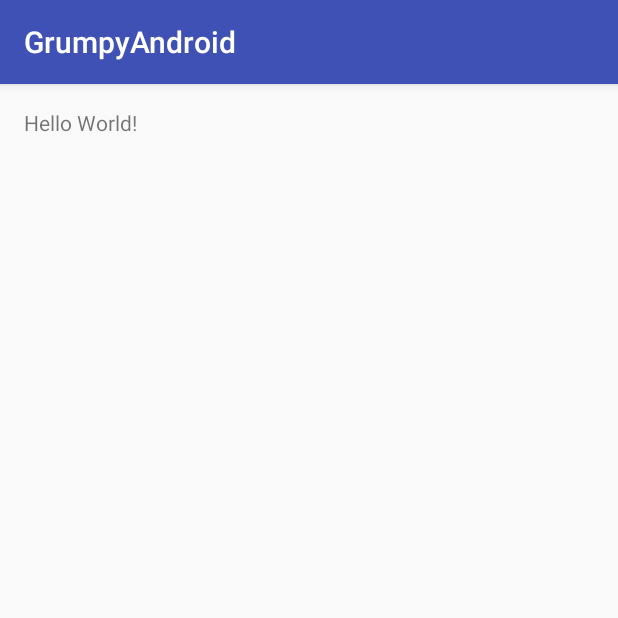
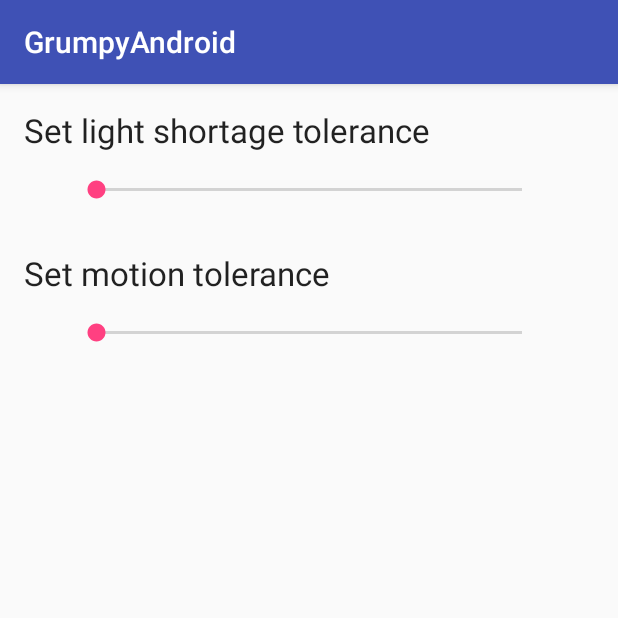
Before and after one commit to Haydart/GrumpyAndroid, an Android app: the screen it shows after launch (MainActivity), on a phone screen of 412 x 824 dp, the top half of it. Run offline under Robolectric (Android 15) with nearby library versions, the phone set to English and light mode, and no system bars.

Commit message:
Add layout setup & image visibility handling

```diff
--- a/app/src/main/res/layout/activity_main.xml
+++ b/app/src/main/res/layout/activity_main.xml
@@ -9,8 +9,55 @@
     android:paddingTop="@dimen/activity_vertical_margin"
     tools:context="com.example.radek.grumpyandroid.MainActivity">
 
+    <ImageView
+        android:layout_width="wrap_content"
+        android:layout_height="wrap_content"
+        android:id="@+id/grumpyAndroidImageView"
+        android:layout_alignParentBottom="true"
+        android:layout_centerHorizontal="true"
+        android:src="@drawable/angry_droid"
+        android:visibility="gone"/>
+
     <TextView
         android:layout_width="wrap_content"
         android:layout_height="wrap_content"
-        android:text="Hello World!" />
+        android:textAppearance="?android:attr/textAppearanceLarge"
+        android:text="@string/set_light_tolerance"
+        android:id="@+id/textView"
+        android:layout_alignParentTop="true"
+        android:layout_alignParentStart="true" />
+
+    <SeekBar
+        android:layout_width="match_parent"
+        android:layout_height="wrap_content"
+        android:id="@+id/lightToleranceSeekBar"
+        android:layout_below="@+id/textView"
+        android:layout_alignParentStart="true"
+        android:layout_marginLeft="32dp"
+        android:layout_marginRight="32dp"
+        android:layout_marginTop="16dp"
+        android:layout_marginBottom="32dp"
+        android:indeterminate="false" />
+
+    <TextView
+        android:layout_width="wrap_content"
+        android:layout_height="wrap_content"
+        android:textAppearance="?android:attr/textAppearanceLarge"
+        android:text="@string/set_motion_tolerance"
+        android:id="@+id/textView2"
+        android:layout_below="@+id/lightToleranceSeekBar"
+        android:layout_alignParentStart="true" />
+
+    <SeekBar
+        android:layout_width="match_parent"
+        android:layout_height="wrap_content"
+        android:id="@+id/motionToleranceSeekBar"
+        android:layout_marginLeft="32dp"
+        android:layout_marginRight="32dp"
+        android:layout_below="@+id/textView2"
+        android:layout_alignParentStart="true"
+        android:layout_marginTop="16dp"
+        android:layout_marginBottom="64dp"
+        android:indeterminate="false" />
+
 </RelativeLayout>
--- a/app/src/main/res/values/strings.xml
+++ b/app/src/main/res/values/strings.xml
@@ -1,3 +1,5 @@
 <resources>
     <string name="app_name">GrumpyAndroid</string>
+    <string name="set_motion_tolerance">Set motion tolerance</string>
+    <string name="set_light_tolerance">Set light shortage tolerance</string>
 </resources>
```
Also changed, not shown: app/src/main/java/com/example/radek/grumpyandroid/MainActivity.java (+23 -9 lines).
